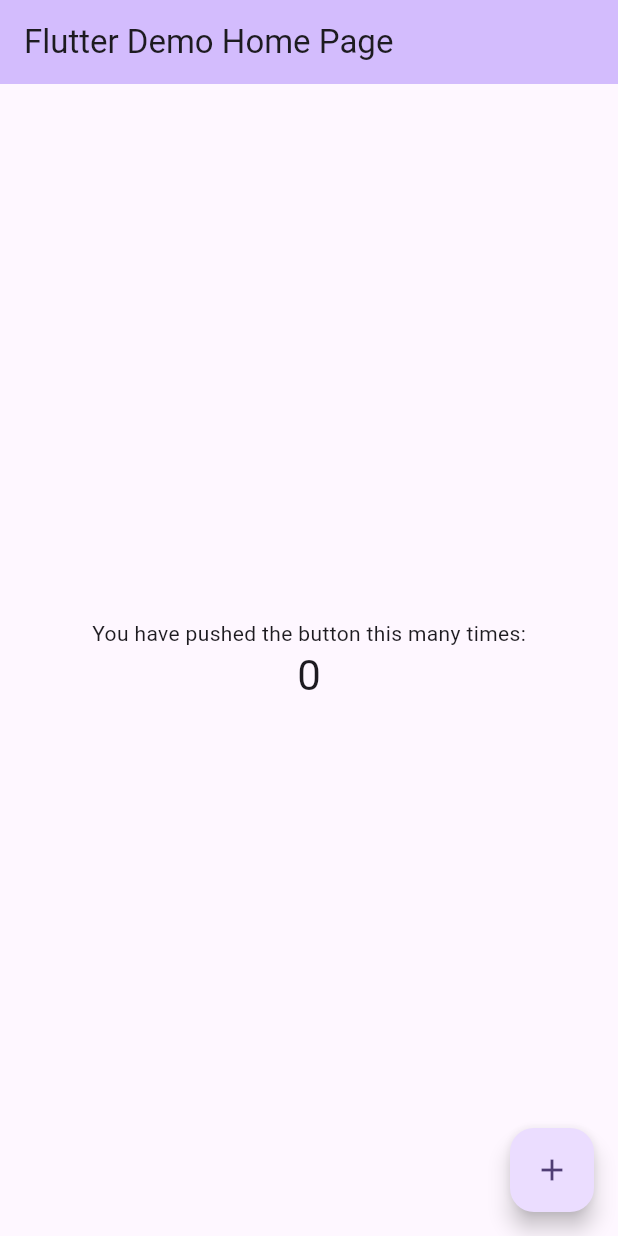
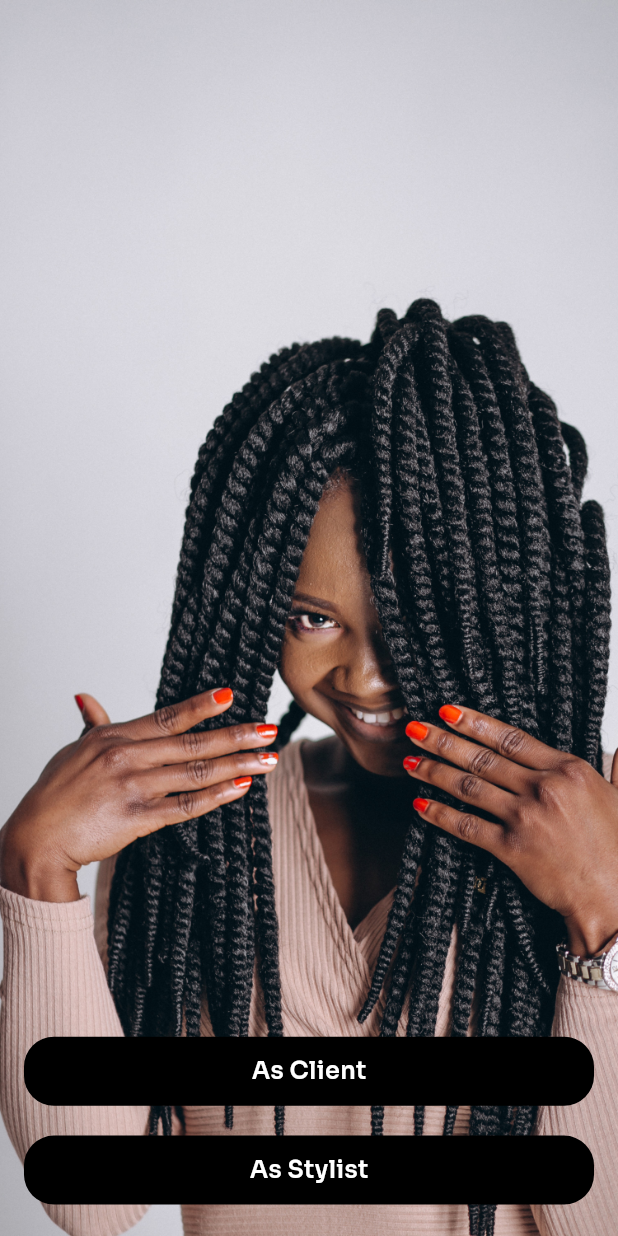
Before and after one commit to Omozuas/Just-Style, a Flutter app: the screen it shows after launch, on a phone screen of 412 x 824 dp. Run offline on Flutter 3.47's test engine with Material 3 defaults, Android fonts, the light colour scheme and no system bars; our stand-ins replace flutter_screenutil, flutter_svg, get, google_fonts, hexcolor.

Commit message:
welcom screen

```diff
--- /dev/null
+++ b/lib/app/app.dart
@@ -0,0 +1,35 @@
+import 'package:flutter/material.dart';
+import 'package:flutter_screenutil/flutter_screenutil.dart';
+import 'package:get/get.dart';
+import 'package:juststyle/app/theme/global_colors.dart';
+import 'package:juststyle/app/views/welcome_screen/welcom_screen.dart';
+
+class MyApp extends StatelessWidget {
+  const MyApp({super.key});
+
+  @override
+  Widget build(BuildContext context) {
+    //Set the fit size (Find your UI design, look at the dimensions of the device screen and fill it in,unit in dp)
+    return ScreenUtilInit(
+      designSize: const Size(375, 825),
+      minTextAdapt: true,
+      splitScreenMode: true,
+      // Use builder only if you need to use library outside ScreenUtilInit context
+      builder: (context, child) {
+        return GetMaterialApp(
+          debugShowCheckedModeBanner: false,
+          title: 'Just Stlye',
+          // You can use the library anywhere in the app even in theme
+          theme: ThemeData(
+            scaffoldBackgroundColor: white,
+            iconTheme: IconThemeData(color: black),
+            primaryColor: deemYellow,
+          ),
+          home: mainHome,
+        );
+      },
+    );
+  }
+}
+
+Widget mainHome = WelcomScreen();
--- /dev/null
+++ b/lib/app/common/app_style.dart
@@ -0,0 +1,7 @@
+import 'package:flutter/material.dart';
+import 'package:flutter_screenutil/flutter_screenutil.dart';
+import 'package:google_fonts/google_fonts.dart';
+
+TextStyle appStyle(double size, Color color, FontWeight fw) {
+  return GoogleFonts.sora(fontSize: size.sp, color: color, fontWeight: fw);
+}
--- /dev/null
+++ b/lib/app/common/button_large.dart
@@ -0,0 +1,59 @@
+import 'package:flutter/material.dart';
+import 'package:flutter_screenutil/flutter_screenutil.dart';
+import 'package:juststyle/app/common/app_style.dart';
+import 'package:juststyle/app/theme/app_sizes.dart';
+import 'package:juststyle/app/theme/global_colors.dart';
+
+class ButtonLarge extends StatelessWidget {
+  const ButtonLarge({
+    super.key,
+    required this.onTap,
+    required this.text,
+    this.isLoading = false,
+    this.isBorder = false,
+  });
+  final void Function()? onTap;
+  final String text;
+  final bool isLoading, isBorder;
+
+  @override
+  Widget build(BuildContext context) {
+    return GestureDetector(
+      onTap: isLoading ? () {} : onTap,
+      child: Container(
+        width: width.w,
+        height: 46.h,
+        decoration: BoxDecoration(
+          color:
+              isLoading
+                  ? white
+                  : isBorder
+                  ? white
+                  : black,
+          borderRadius: BorderRadius.circular(20.r),
+          border:
+              isBorder
+                  ? Border.all(color: black, width: 1.5.w)
+                  : Border(
+                    top: BorderSide.none,
+                    bottom: BorderSide.none,
+                    left: BorderSide.none,
+                    right: BorderSide.none,
+                  ),
+        ),
+        child: Center(
+          child:
+              isLoading
+                  ? CircularProgressIndicator(color: black)
+                  : Text(
+                    text,
+                    style:
+                        isBorder
+                            ? appStyle(16, black, FontWeight.w600)
+                            : appStyle(16, white, FontWeight.w600),
+                  ),
+        ),
+      ),
+    );
+  }
+}
--- /dev/null
+++ b/lib/app/theme/app_sizes.dart
@@ -0,0 +1,4 @@
+import 'package:flutter_screenutil/flutter_screenutil.dart';
+
+double height = 825.h;
+double width = 375.w;
--- /dev/null
+++ b/lib/app/theme/global_colors.dart
@@ -0,0 +1,7 @@
+import 'package:hexcolor/hexcolor.dart';
+
+HexColor deemYellow = HexColor('#EAAA00');
+HexColor coolorange = HexColor('#FA2108');
+HexColor willoGrove = HexColor('#5F705A');
+HexColor black = HexColor('#000000');
+HexColor white = HexColor('#FFFFFF');
--- /dev/null
+++ b/lib/app/views/welcome_screen/welcom_screen.dart
@@ -0,0 +1,115 @@
+import 'dart:async';
+
+import 'package:flutter/material.dart';
+import 'package:flutter_screenutil/flutter_screenutil.dart';
+import 'package:get/get.dart';
+import 'package:juststyle/app/common/button_large.dart';
+import 'package:juststyle/app/theme/app_sizes.dart';
+import 'package:juststyle/app/views/welcome_screen/login_signup_with_screen.dart';
+
+class WelcomScreen extends StatefulWidget {
+  const WelcomScreen({super.key});
+
+  @override
+  State<WelcomScreen> createState() => _WelcomScreenState();
+}
+
+class _WelcomScreenState extends State<WelcomScreen> {
+  final PageController _pageController = PageController();
+  int _currentIndex = 0;
+  late Timer _timer;
+  List<String> images = [
+    "assets/image/afro-american-woman-model-studio.jpg",
+    "assets/image/medium-shot-smiley-woman-posing.jpg",
+    "assets/image/mostafa-meraji-z2qyry-n-PA-unsplash.jpg",
+    "assets/image/pexels-cottonbro-3993453.jpg",
+    "assets/image/pexels-jibarofoto-1453005.jpg",
+    "assets/image/pexels-thgusstavo-2775269.jpg",
+  ];
+
+  @override
+  void initState() {
+    super.initState();
+    _startImageSlider();
+  }
+
+  void _startImageSlider() {
+    _timer = Timer.periodic(Duration(seconds: 10), (timer) {
+      if (_currentIndex < images.length - 1) {
+        _currentIndex++;
+      } else {
+        _currentIndex = 0; // Loop back to first image
+      }
+      _pageController.animateToPage(
+        _currentIndex,
+        duration: Duration(milliseconds: 500),
+        curve: Curves.easeInOut,
+      );
+    });
+  }
+
+  @override
+  void dispose() {
+    _timer.cancel();
+    _pageController.dispose();
+    super.dispose();
+  }
+
+  @override
+  Widget build(BuildContext context) {
+    return Scaffold(
+      body: Stack(
+        children: [
+          PageView.builder(
+            itemCount: images.length,
+            controller: _pageController,
+            physics: NeverScrollableScrollPhysics(),
+            itemBuilder: (context, index) {
+              return Container(
+                width: width.w,
+                height: height.h,
+                decoration: BoxDecoration(
+                  image: DecorationImage(
+                    fit: BoxFit.cover,
+                    image: AssetImage(images[index]),
+                  ),
+                ),
+              );
+            },
+          ),
+          Positioned(
+            bottom: 1,
+            right: 5,
+            left: 5,
+            child: Padding(
+              padding: EdgeInsets.only(left: 10.w, right: 10.w, bottom: 20.h),
+              child: Column(
+                children: [
+                  ButtonLarge(
+                    onTap: () {
+                      Get.offAll(
+                        () => LoginSignupWithScreen(),
+                        transition: Transition.cupertino,
+                      );
+                    },
+                    text: 'As Client',
+                  ),
+                  SizedBox(height: 20.h),
+                  ButtonLarge(
+                    onTap: () {
+                      Get.offAll(
+                        () => LoginSignupWithScreen(),
+                        transition: Transition.cupertino,
+                      );
+                    },
+                    text: 'As Stylist',
+                  ),
+                ],
+              ),
+            ),
+          ),
+        ],
+      ),
+    );
+  }
+}
--- a/lib/main.dart
+++ b/lib/main.dart
@@ -1,122 +1,6 @@
 import 'package:flutter/material.dart';
+import 'package:juststyle/app/app.dart';
 
 void main() {
   runApp(const MyApp());
 }
-
-class MyApp extends StatelessWidget {
-  const MyApp({super.key});
-
-  // This widget is the root of your application.
-  @override
-  Widget build(BuildContext context) {
-    return MaterialApp(
-      title: 'Flutter Demo',
-      theme: ThemeData(
-        // This is the theme of your application.
-        //
-        // TRY THIS: Try running your application with "flutter run". You'll see
-        // the application has a purple toolbar. Then, without quitting the app,
-        // try changing the seedColor in the colorScheme below to Colors.green
-        // and then invoke "hot reload" (save your changes or press the "hot
-        // reload" button in a Flutter-supported IDE, or press "r" if you used
-        // the command line to start the app).
-        //
-        // Notice that the counter didn't reset back to zero; the application
-        // state is not lost during the reload. To reset the state, use hot
-        // restart instead.
-        //
-        // This works for code too, not just values: Most code changes can be
-        // tested with just a hot reload.
-        colorScheme: ColorScheme.fromSeed(seedColor: Colors.deepPurple),
-      ),
-      home: const MyHomePage(title: 'Flutter Demo Home Page'),
-    );
-  }
-}
-
-class MyHomePage extends StatefulWidget {
-  const MyHomePage({super.key, required this.title});
-
-  // This widget is the home page of your application. It is stateful, meaning
-  // that it has a State object (defined below) that contains fields that affect
-  // how it looks.
-
-  // This class is the configuration for the state. It holds the values (in this
-  // case the title) provided by the parent (in this case the App widget) and
-  // used by the build method of the State. Fields in a Widget subclass are
-  // always marked "final".
-
-  final String title;
-
-  @override
-  State<MyHomePage> createState() => _MyHomePageState();
-}
-
-class _MyHomePageState extends State<MyHomePage> {
-  int _counter = 0;
-
-  void _incrementCounter() {
-    setState(() {
-      // This call to setState tells the Flutter framework that something has
-      // changed in this State, which causes it to rerun the build method below
-      // so that the display can reflect the updated values. If we changed
-      // _counter without calling setState(), then the build method would not be
-      // called again, and so nothing would appear to happen.
-      _counter++;
-    });
-  }
-
-  @override
-  Widget build(BuildContext context) {
-    // This method is rerun every time setState is called, for instance as done
-    // by the _incrementCounter method above.
-    //
-    // The Flutter framework has been optimized to make rerunning build methods
-    // fast, so that you can just rebuild anything that needs updating rather
-    // than having to individually change instances of widgets.
-    return Scaffold(
-      appBar: AppBar(
-        // TRY THIS: Try changing the color here to a specific color (to
-        // Colors.amber, perhaps?) and trigger a hot reload to see the AppBar
-        // change color while the other colors stay the same.
-        backgroundColor: Theme.of(context).colorScheme.inversePrimary,
-        // Here we take the value from the MyHomePage object that was created by
-        // the App.build method, and use it to set our appbar title.
-        title: Text(widget.title),
-      ),
-      body: Center(
-        // Center is a layout widget. It takes a single child and positions it
-        // in the middle of the parent.
-        child: Column(
-          // Column is also a layout widget. It takes a list of children and
-          // arranges them vertically. By default, it sizes itself to fit its
-          // children horizontally, and tries to be as tall as its parent.
-          //
-          // Column has various properties to control how it sizes itself and
-          // how it positions its children. Here we use mainAxisAlignment to
-          // center the children vertically; the main axis here is the vertical
-          // axis because Columns are vertical (the cross axis would be
-          // horizontal).
-          //
-          // TRY THIS: Invoke "debug painting" (choose the "Toggle Debug Paint"
-          // action in the IDE, or press "p" in the console), to see the
-          // wireframe for each widget.
-          mainAxisAlignment: MainAxisAlignment.center,
-          children: <Widget>[
-            const Text('You have pushed the button this many times:'),
-            Text(
-              '$_counter',
-              style: Theme.of(context).textTheme.headlineMedium,
-            ),
-          ],
-        ),
-      ),
-      floatingActionButton: FloatingActionButton(
-        onPressed: _incrementCounter,
-        tooltip: 'Increment',
-        child: const Icon(Icons.add),
-      ), // This trailing comma makes auto-formatting nicer for build methods.
-    );
-  }
-}
--- a/pubspec.yaml
+++ b/pubspec.yaml
@@ -47,6 +47,11 @@ dependencies:
   mobile_scanner: ^6.0.6
   jwt_decoder: ^2.0.1
   fluttertoast: ^8.2.12
+
+
+
+
+
 
 dev_dependencies:
   flutter_test:
```
Also changed, not shown: lib/app/services/data/dummydata.dart (added, +31 -0 lines), lib/app/views/auth_screen/login_screen.dart (added, +10 -0 lines), lib/app/views/auth_screen/signup_screen.dart (added, +10 -0 lines), lib/app/views/bottom_nav/bottom_navigation.dart (added, +10 -0 lines), lib/app/views/welcome_screen/login_signup_with_screen.dart (added, +140 -0 lines), assets/image/images1.svg (added), assets/image/images2.svg (added), assets/image/images3.svg (added), 2 other files.
